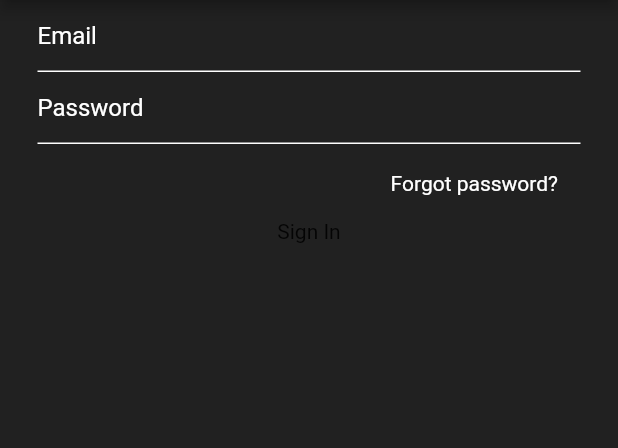
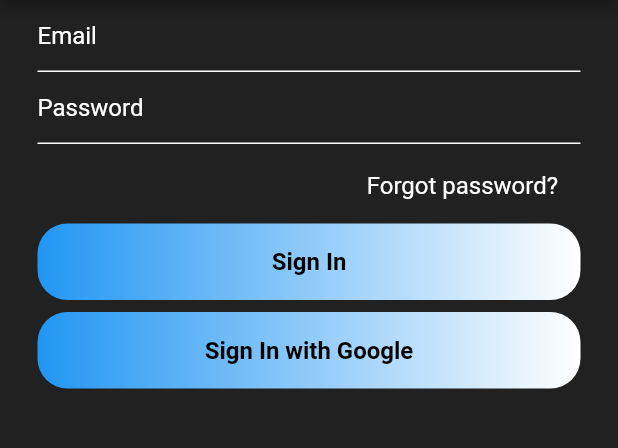
Before and after one commit to Aryan-goel/Chat-App, a Flutter app: the screen it shows after launch, on a phone screen of 412 x 824 dp, the part 90-538 px from its top. Run offline on Flutter 3.47's test engine with Material 2 defaults, Android fonts, the phone set to English and light mode, and no system bars.

Commit message:
updated UI

```diff
--- a/lib/login.dart
+++ b/lib/login.dart
@@ -38,8 +38,42 @@ class _LoginState extends State<Login> {
             ),
             SizedBox(height: 8),
             Container(
-              child: Text("Sign In"),
-            )
+              alignment: Alignment.center,
+              width: MediaQuery.of(context).size.width,
+              padding: EdgeInsets.symmetric(vertical: 16),
+              decoration: BoxDecoration(
+                  gradient: LinearGradient(colors: [
+                    Colors.blue,
+                    Colors.white,
+                  ]),
+                  borderRadius: BorderRadius.circular(20)),
+              child: Text(
+                "Sign In",
+                style: TextStyle(
+                    color: Colors.black,
+                    fontSize: 16,
+                    fontWeight: FontWeight.bold),
+              ),
+            ),
+            SizedBox(height: 8),
+            Container(
+              alignment: Alignment.center,
+              width: MediaQuery.of(context).size.width,
+              padding: EdgeInsets.symmetric(vertical: 16),
+              decoration: BoxDecoration(
+                  gradient: LinearGradient(colors: [
+                    Colors.blue,
+                    Colors.white,
+                  ]),
+                  borderRadius: BorderRadius.circular(20)),
+              child: Text(
+                "Sign In with Google",
+                style: TextStyle(
+                    color: Colors.black,
+                    fontSize: 16,
+                    fontWeight: FontWeight.bold),
+              ),
+            ),
           ],
         ),
       ),
--- a/lib/widgets/widgets.dart
+++ b/lib/widgets/widgets.dart
@@ -22,5 +22,5 @@ InputDecoration textFieldInputDecoration(String hint) {
 }
 
 TextStyle inputFieldtextStyle() {
-  return TextStyle(color: Colors.white);
+  return TextStyle(color: Colors.white, fontSize: 16);
 }
```
